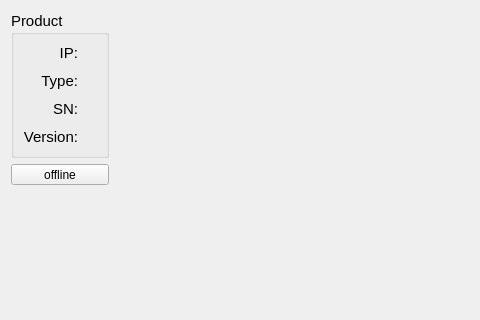
ww4u/mct-t4, file source/wnd/h2product.ui: the form before one commit; both pictures show x 0 to 480 and y 0 to 320 of the 804 by 445 pixel window.
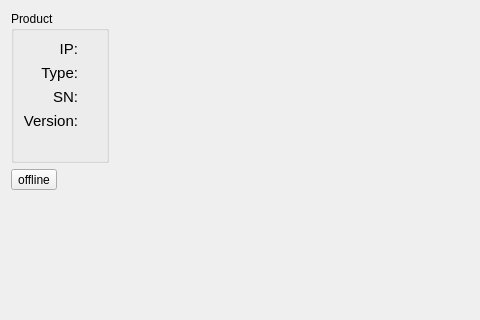
The form after the commit. Icons and pictures are not drawn.

```diff
--- a/source/wnd/h2product.ui
+++ b/source/wnd/h2product.ui
@@ -54,16 +54,19 @@
     <widget class="QGroupBox" name="groupBox">
      <property name="font">
       <font>
-       <pointsize>11</pointsize>
+       <pointsize>9</pointsize>
       </font>
      </property>
      <property name="title">
       <string>Product</string>
      </property>
      <layout class="QGridLayout" name="gridLayout">
-      <property name="spacing">
+      <property name="horizontalSpacing">
        <number>10</number>
       </property>
+      <property name="verticalSpacing">
+       <number>6</number>
+      </property>
       <item row="0" column="0">
        <widget class="QLabel" name="label">
         <property name="font">
@@ -260,13 +263,26 @@
         </property>
        </widget>
       </item>
+      <item row="4" column="0">
+       <spacer name="verticalSpacer_2">
+        <property name="orientation">
+         <enum>Qt::Vertical</enum>
+        </property>
+        <property name="sizeHint" stdset="0">
+         <size>
+          <width>20</width>
+          <height>40</height>
+         </size>
+        </property>
+       </spacer>
+      </item>
      </layout>
     </widget>
    </item>
    <item row="1" column="0">
     <widget class="QToolButton" name="toolButton_status">
      <property name="sizePolicy">
-      <sizepolicy hsizetype="Preferred" vsizetype="Fixed">
+      <sizepolicy hsizetype="Fixed" vsizetype="Fixed">
        <horstretch>0</horstretch>
        <verstretch>0</verstretch>
       </sizepolicy>
@@ -274,6 +290,19 @@
      <property name="text">
       <string>offline</string>
      </property>
+     <property name="icon">
+      <iconset resource="../res/res.qrc">
+       <normaloff>:/res/image/h2product/offline.png</normaloff>:/res/image/h2product/offline.png</iconset>
+     </property>
+     <property name="iconSize">
+      <size>
+       <width>48</width>
+       <height>48</height>
+      </size>
+     </property>
+     <property name="toolButtonStyle">
+      <enum>Qt::ToolButtonTextBesideIcon</enum>
+     </property>
     </widget>
    </item>
   </layout>
```
Left out of the diff: 46 changed lines with no effect on the pictures.
